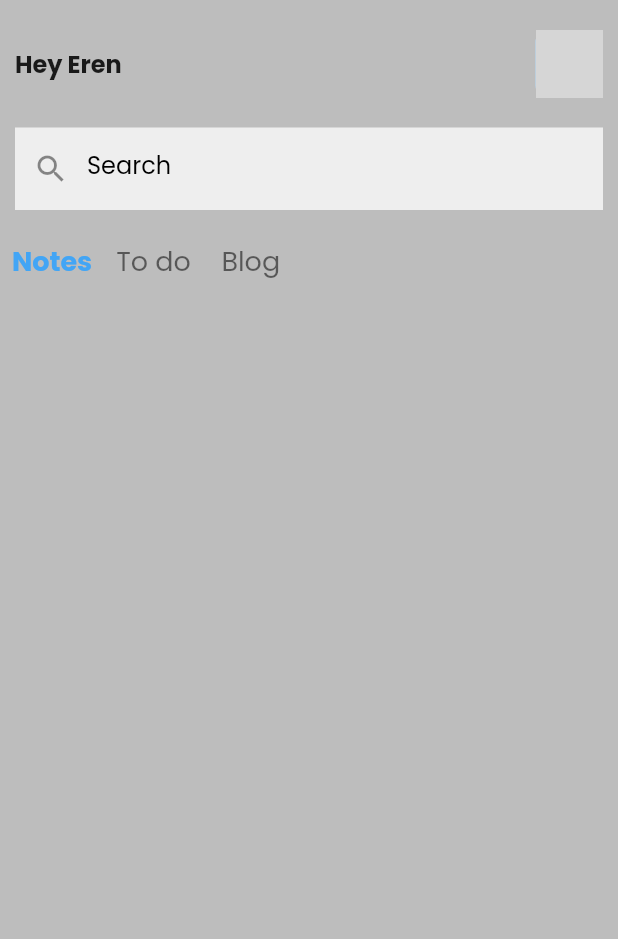
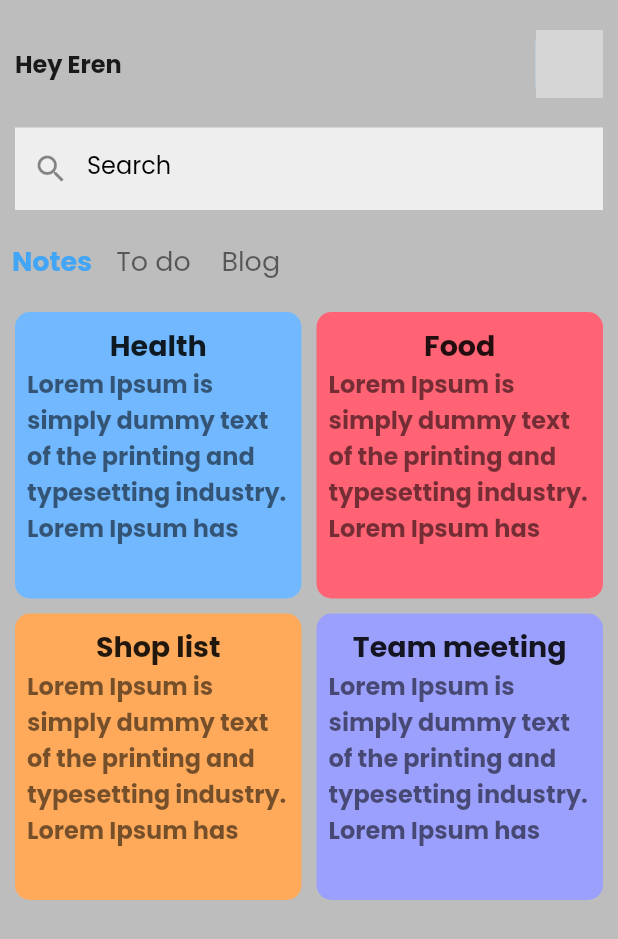
Before and after one commit to sameelll/notepad-app, a Flutter app: the screen it shows after launch, on a phone screen of 412 x 824 dp. Shown: the top 939 px of the screen. Run offline on Flutter 3.47's test engine with Material 2 defaults, Android fonts, the light colour scheme and no system bars; grey boxes are pictures that could not be loaded.

Commit message:
List Cards component created

```diff
--- /dev/null
+++ b/lib/model/list_model.dart
@@ -0,0 +1,38 @@
+import 'package:flutter/material.dart';
+
+class Product {
+  final String title, desc;
+  final Color color;
+  Product({
+    required this.title,
+    required this.desc,
+    required this.color,
+  });
+}
+
+List<Product> products = [
+  Product(
+    title: "Health",
+    color: Color(0xFF71b8ff),
+    desc:
+        "Lorem Ipsum is simply dummy text of the printing and typesetting industry. Lorem Ipsum has been the industry's standard dummy text ever since the 1500s,",
+  ),
+  Product(
+    title: "Food",
+    color: Color(0xFFff6374),
+    desc:
+        "Lorem Ipsum is simply dummy text of the printing and typesetting industry. Lorem Ipsum has been the industry's standard dummy text ever since the 1500s,",
+  ),
+  Product(
+    title: "Shop list",
+    color: Color(0xFFffaa5b),
+    desc:
+        "Lorem Ipsum is simply dummy text of the printing and typesetting industry. Lorem Ipsum has been the industry's standard dummy text ever since the 1500s,",
+  ),
+  Product(
+    title: "Team meeting",
+    color: Color(0xFF9ba0fc),
+    desc:
+        "Lorem Ipsum is simply dummy text of the printing and typesetting industry. Lorem Ipsum has been the industry's standard dummy text ever since the 1500s,",
+  ),
+];
--- /dev/null
+++ b/lib/screens/components/ListData.dart
@@ -0,0 +1,68 @@
+import 'package:flutter/material.dart';
+import 'package:notepad_app/model/list_model.dart';
+
+class ListData extends StatelessWidget {
+  const ListData({
+    Key? key,
+  }) : super(key: key);
+
+  @override
+  Widget build(BuildContext context) {
+    return Padding(
+      padding: const EdgeInsets.symmetric(horizontal: 10),
+      child: GridView.builder(
+          shrinkWrap: true,
+          physics: ScrollPhysics(),
+          itemCount: products.length,
+          gridDelegate: const SliverGridDelegateWithFixedCrossAxisCount(
+              crossAxisCount: 2, crossAxisSpacing: 10.0, mainAxisSpacing: 10.0),
+          itemBuilder: (context, index) => ListCard(
+                product: products[index],
+                press: () {},
+              )),
+    );
+  }
+}
+
+class ListCard extends StatelessWidget {
+  const ListCard({
+    Key? key,
+    required this.product,
+    required this.press,
+  }) : super(key: key);
+
+  final Product product;
+  final VoidCallback press;
+
+  @override
+  Widget build(BuildContext context) {
+    return InkWell(
+      onTap: press,
+      child: Container(
+        padding: const EdgeInsets.all(8.0),
+        decoration: BoxDecoration(
+            color: product.color, borderRadius: BorderRadius.circular(10.0)),
+        child: Column(
+          children: [
+            Text(
+              product.title,
+              style: const TextStyle(
+                fontWeight: FontWeight.w600,
+                fontSize: 19,
+              ),
+            ),
+            Text(
+              product.desc,
+              maxLines: 5,
+              style: const TextStyle(
+                fontSize: 16,
+                fontWeight: FontWeight.w600,
+                color: Colors.black54,
+              ),
+            ),
+          ],
+        ),
+      ),
+    );
+  }
+}
--- a/lib/screens/home_page.dart
+++ b/lib/screens/home_page.dart
@@ -2,6 +2,7 @@ import 'package:flutter/material.dart';
 
 // Components
 import 'components/AppBar.dart';
+import 'components/ListData.dart';
 import 'components/LitsButton.dart';
 import 'components/SearchBar.dart';
 
@@ -18,15 +19,16 @@ class _HomePageState extends State<HomePage> {
     return Scaffold(
       backgroundColor: Colors.grey.shade400,
       body: SafeArea(
-        child: Column(
-          children: [
+        child: ListView(
+          children: const [
             // AppBar section
-            const CustomAppBar(),
+            CustomAppBar(),
             // Search section
-            const SearchBar(),
+            SearchBar(),
             // Lits
-            const LitsButtonContainer(),
-            Row()
+            LitsButtonContainer(),
+            // To do list
+            ListData()
           ],
         ),
       ),
```
